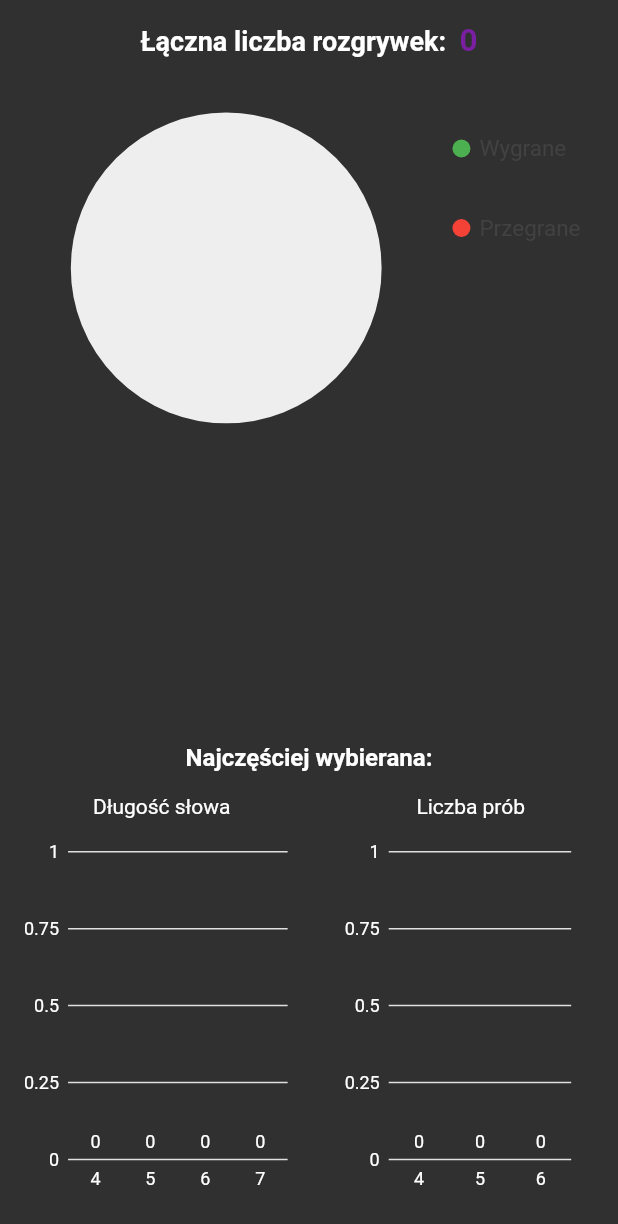
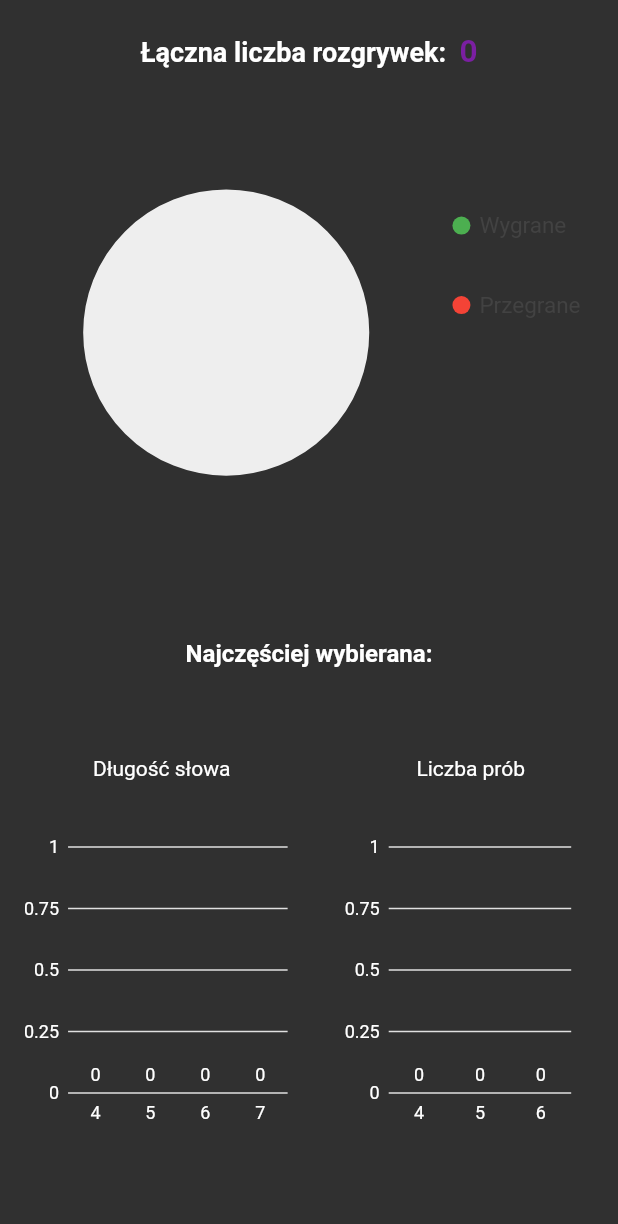
Before and after one commit to MarekRudzki/Slowotok, a Flutter app: the OverallStatistics widget shown alone on an empty page, opened directly, on a phone screen of 412 x 824 dp. Shown: the top 1224 px of the screen. Run offline on Flutter 3.47's test engine with Material 2 defaults, Android fonts, the phone set to English and light mode, and no system bars; our stand-ins replace charts_flutter_new, confetti, hive_flutter; accounts and stored records are empty.

```diff
--- a/lib/src/screens/home_screen/home_screen.dart
+++ b/lib/src/screens/home_screen/home_screen.dart
@@ -40,7 +40,7 @@ class HomeScreen extends StatelessWidget {
 
   @override
   Widget build(BuildContext context) {
-    HiveStatistics hiveStatistics = HiveStatistics();
+    final HiveStatistics hiveStatistics = HiveStatistics();
 
     return WillPopScope(
       onWillPop: () => _onWillPop(context),
--- a/lib/src/screens/stats_screen/overall_stats/overall_statistics.dart
+++ b/lib/src/screens/stats_screen/overall_stats/overall_statistics.dart
@@ -13,10 +13,8 @@ class OverallStatistics extends StatelessWidget {
   Widget build(BuildContext context) {
     final statsBox = Hive.box('statsBox');
     return Column(
+      mainAxisAlignment: MainAxisAlignment.spaceEvenly,
       children: [
-        const SizedBox(
-          height: 15,
-        ),
         Row(
           mainAxisAlignment: MainAxisAlignment.center,
           children: [
@@ -41,6 +39,9 @@ class OverallStatistics extends StatelessWidget {
           height: 15,
         ),
         const WinLosePieChart(),
+        const SizedBox(
+          height: 45,
+        ),
         const Text(
           'Najczęściej wybierana:',
           style: TextStyle(
--- a/lib/src/screens/stats_screen/overall_stats/widgets/games_won_pie_chart.dart
+++ b/lib/src/screens/stats_screen/overall_stats/widgets/games_won_pie_chart.dart
@@ -31,7 +31,7 @@ class _WinLosePieChartState extends State<WinLosePieChart> {
     final int gamesWon = statsBox.get('game_won') as int;
     final int allGames = statsBox.get('game_counter') as int;
 
-    // Data to render.
+    // Data to render
     final List<_WinLoseStats> _data = [
       _WinLoseStats(
         status: 'Wygrane',
@@ -53,11 +53,8 @@ class _WinLosePieChartState extends State<WinLosePieChart> {
       ),
     ];
 
-    return Expanded(
-      child: ListView(
-        children: [
-          SizedBox(
-            height: MediaQuery.of(context).size.height * 0.3,
+    return SizedBox(
+      height: MediaQuery.of(context).size.height * 0.28,
       child: PieChart<String>(
         [
           Series<_WinLoseStats, String>(
@@ -68,12 +65,11 @@ class _WinLosePieChartState extends State<WinLosePieChart> {
             data: _data,
             labelAccessorFn: (_WinLoseStats stats, _) =>
                 stats.counter.toString(),
-                  insideLabelStyleAccessorFn: (_WinLoseStats stats, _) =>
-                      stats.style,
+            insideLabelStyleAccessorFn: (_WinLoseStats stats, _) => stats.style,
           ),
         ],
         animate: true,
-              animationDuration: const Duration(milliseconds: 850),
+        animationDuration: const Duration(milliseconds: 1300),
         defaultRenderer: ArcRendererConfig(
           arcRendererDecorators: [
             ArcLabelDecorator(
@@ -101,9 +97,6 @@ class _WinLosePieChartState extends State<WinLosePieChart> {
           ),
         ],
       ),
-          ),
-        ],
-      ),
     );
   }
 }
--- a/lib/src/screens/stats_screen/overall_stats/widgets/total_tries_bar_chart.dart
+++ b/lib/src/screens/stats_screen/overall_stats/widgets/total_tries_bar_chart.dart
@@ -33,7 +33,7 @@ class TotalTriesBarChart extends StatelessWidget {
     ];
 
     return SizedBox(
-      height: MediaQuery.of(context).size.height * 0.3,
+      height: MediaQuery.of(context).size.height * 0.25,
       width: MediaQuery.of(context).size.width * 0.42,
       child: BarChart(
         [
--- a/lib/src/screens/stats_screen/overall_stats/widgets/word_length_bar_chart.dart
+++ b/lib/src/screens/stats_screen/overall_stats/widgets/word_length_bar_chart.dart
@@ -43,7 +43,7 @@ class WordLengthBarChart extends StatelessWidget {
     ];
 
     return SizedBox(
-      height: MediaQuery.of(context).size.height * 0.3,
+      height: MediaQuery.of(context).size.height * 0.25,
       width: MediaQuery.of(context).size.width * 0.48,
       child: BarChart(
         [
```
Also changed, not shown: lib/src/screens/stats_screen/detailed_stats/detailed_statistics.dart (+10 -0 lines), lib/src/screens/stats_screen/no_statistics.dart (added, +71 -0 lines), lib/src/screens/stats_screen/stats_screen.dart (+18 -57 lines), lib/src/screens/stats_screen/stats_type_picker.dart (added, +96 -0 lines), lib/src/services/words_provider.dart (+8 -0 lines). Lines whose indentation alone changed are shown as unchanged.
